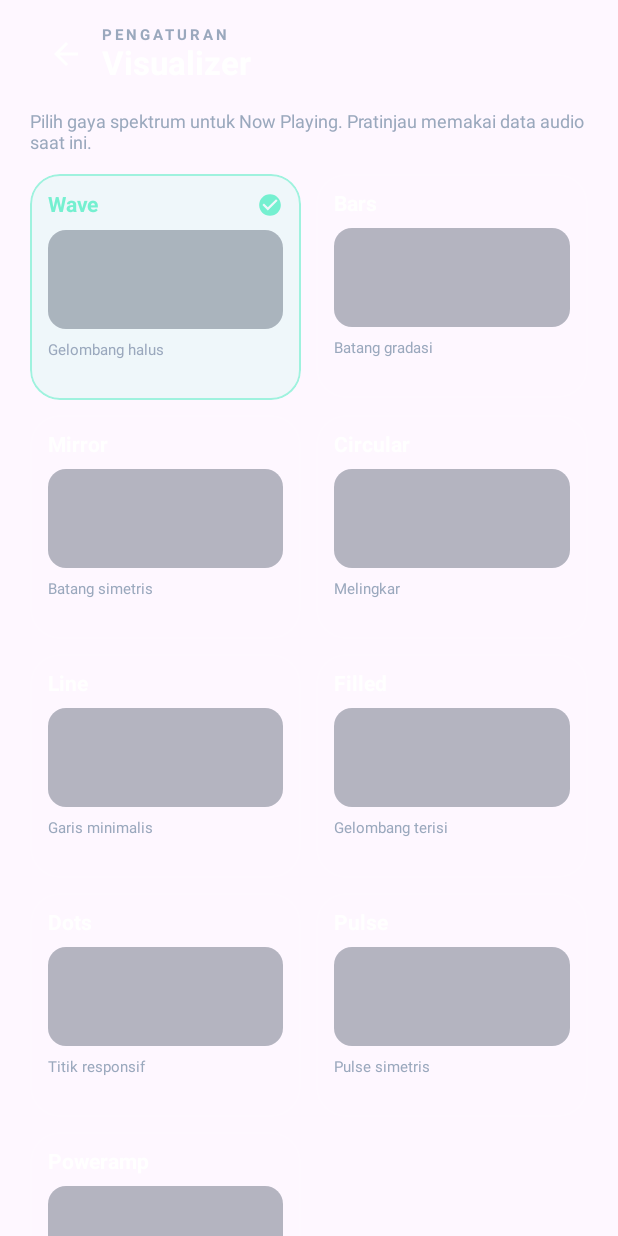
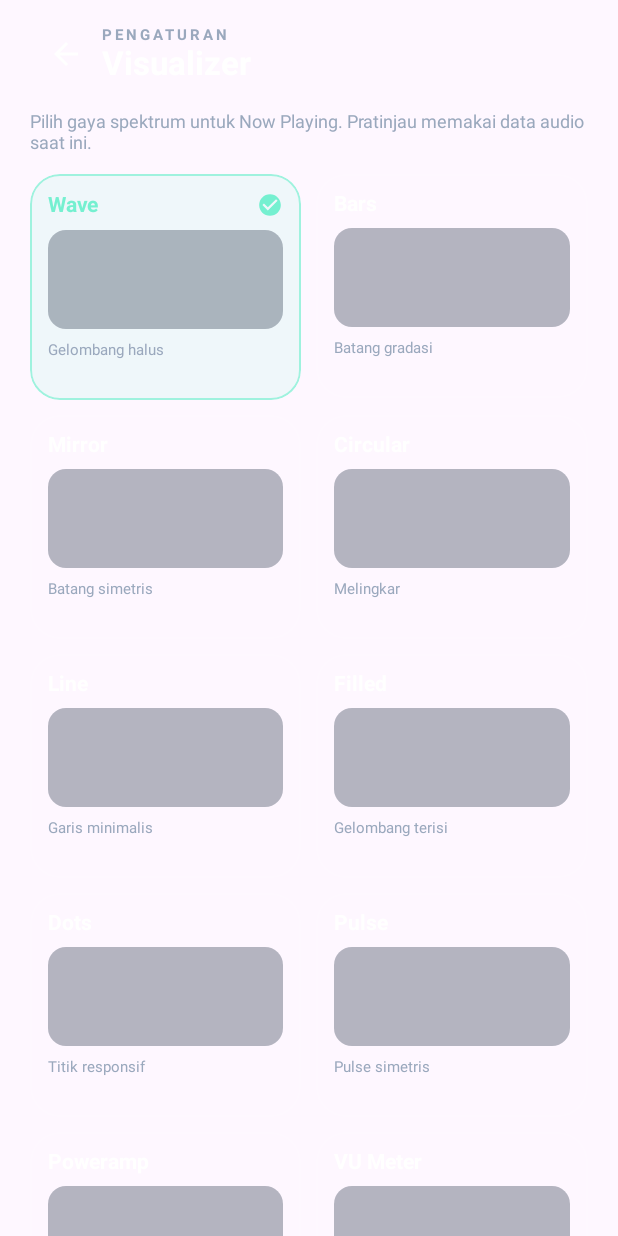
Before and after one commit to Froglands/music_player, an Android app built with Jetpack Compose: the composable SettingsScreen called with empty values, after a tap on "Visualizer", on a phone screen of 412 x 824 dp. Run offline under Robolectric (Android 15) with nearby library versions, the phone set to English and light mode, and no system bars; 2 statements that could not run were skipped.

Commit message:
fix: stop seek bar previews stealing selection taps; expand visualizer and dark themes

```diff
--- a/app/src/main/java/com/froglands/musicplayer/MainActivity.kt
+++ b/app/src/main/java/com/froglands/musicplayer/MainActivity.kt
@@ -150,7 +150,12 @@ private val AppPalettes = listOf(
     AppPalette("Monochrome", Color(0xFF101010), Color(0xFF252525), Color(0xFFE0E0E0), Color(0xFFAAAAAA)),
     AppPalette("Cyberpunk", Color(0xFF10091F), Color(0xFF21163A), Color(0xFFFF4DE1), Color(0xFFB5A0D4)),
     AppPalette("Lime", Color(0xFF101807), Color(0xFF253414), Color(0xFFC5F45B), Color(0xFFB3C58C)),
-    AppPalette("Poweramp", Color(0xFF08090B), Color(0xFF191B20), Color(0xFFFF9D24), Color(0xFF9DA3AD))
+    AppPalette("Poweramp", Color(0xFF08090B), Color(0xFF191B20), Color(0xFFFF9D24), Color(0xFF9DA3AD)),
+    AppPalette("Obsidian", Color(0xFF050609), Color(0xFF11151D), Color(0xFF8FA8FF), Color(0xFF8993A5)),
+    AppPalette("Graphite", Color(0xFF101216), Color(0xFF20252D), Color(0xFFE3E8F0), Color(0xFFA3ACB9)),
+    AppPalette("AMOLED Black", Color(0xFF000000), Color(0xFF101010), Color(0xFF53E0C1), Color(0xFF8B969F)),
+    AppPalette("Slate Night", Color(0xFF0B1220), Color(0xFF182338), Color(0xFF79B8FF), Color(0xFF9EABC0)),
+    AppPalette("Nord Dark", Color(0xFF171C24), Color(0xFF252E3B), Color(0xFF88C0D0), Color(0xFF9BA9B8))
 )
 private enum class VisualStyle(val label: String, val description: String) {
     GLASS("Glass", "Lapisan transparan dan efek kaca"),
@@ -222,8 +227,8 @@ private val FrequencyLabels = listOf("31", "63", "125", "250", "500", "1k", "2k"
 data class Track(val id: Long, val title: String, val artist: String, val uri: Uri, val duration: Long, val album: String = "Unknown album", val albumArtist: String = "", val albumId: Long = -1L, val year: Int = 0, val trackNumber: Int = 0, val composer: String = "", val storagePath: String = "")
 
 private enum class Screen { LIBRARY, ONLINE, OFFLINE, PLAYER, EQUALIZER, SETTINGS }
-private enum class SpectrumStyle(val title: String, val description: String) { WAVE("Wave", "Gelombang halus"), BARS("Bars", "Batang gradasi"), MIRROR("Mirror", "Batang simetris"), CIRCULAR("Circular", "Melingkar"), LINE("Line", "Garis minimalis"), FILLED("Filled", "Gelombang terisi"), DOTS("Dots", "Titik responsif"), PULSE("Pulse", "Pulse simetris"), POWERAMP("Poweramp", "Batang spektrum bertingkat bergaya hi-fi") }
-private enum class SeekBarStyle(val title: String, val description: String) { CLASSIC("Classic", "Track standar dengan thumb"), THIN("Thin Line", "Garis tipis minimalis"), ROUNDED("Rounded", "Track membulat modern"), CAPSULE("Capsule", "Progress tebal seperti pil"), GRADIENT("Gradient", "Warna aksen bergradasi"), WAVE("Wave", "Gelombang audio halus"), SEGMENTED("Segmented", "Garis bersegmen"), GLOW("Glow", "Aksen bercahaya") }
+private enum class SpectrumStyle(val title: String, val description: String) { WAVE("Wave", "Gelombang halus"), BARS("Bars", "Batang gradasi"), MIRROR("Mirror", "Batang simetris"), CIRCULAR("Circular", "Melingkar"), LINE("Line", "Garis minimalis"), FILLED("Filled", "Gelombang terisi"), DOTS("Dots", "Titik responsif"), PULSE("Pulse", "Pulse simetris"), POWERAMP("Poweramp", "Batang spektrum bertingkat bergaya hi-fi"), VU("VU Meter", "Meter analog dua kanal"), MIRROR_WAVE("Twin Wave", "Gelombang simetris"), SPECTRUM_3D("3D Spectrum", "Batang berlapis"), ORBIT("Orbit", "Cincin audio radial"), DIGITAL("Digital", "Segmen digital"), FIRE("Fire Bars", "Batang dinamis bertingkat") }
+private enum class SeekBarStyle(val title: String, val description: String) { CLASSIC("Classic", "Track standar dengan thumb"), THIN("Thin Line", "Garis tipis minimalis"), ROUNDED("Rounded", "Track membulat modern"), CAPSULE("Capsule", "Progress tebal seperti pil"), GRADIENT("Gradient", "Warna aksen bergradasi"), WAVE("Wave", "Gelombang audio halus"), SEGMENTED("Segmented", "Garis bersegmen"), GLOW("Glow", "Aksen bercahaya"), DOTTED("Dotted", "Titik-titik progress"), DOUBLE("Double Line", "Dua garis bertumpuk"), RAINBOW("Rainbow", "Gradasi spektrum warna"), BLOCKS("Blocks", "Blok tebal modern"), NEEDLE("Needle", "Penunjuk posisi presisi"), GLASS("Glass", "Track kaca transparan"), DASHED("Dashed", "Garis putus-putus") }
 
 class MainActivity : ComponentActivity() {
     private lateinit var player: ExoPlayer
@@ -887,17 +892,17 @@ private fun MiniPlayer(track: Track?, playing: Boolean, onOpen: () -> Unit, onTo
 
 @Composable
 private fun SeekBarPreview(style: SeekBarStyle, modifier: Modifier = Modifier) {
-    MusicSeekBar(position = .62f, style = style, onPositionChange = {}, onSeekFinished = {}, modifier = modifier.fillMaxWidth().height(28.dp))
+    MusicSeekBar(position = .62f, style = style, onPositionChange = {}, onSeekFinished = {}, interactive = false, modifier = modifier.fillMaxWidth().height(28.dp))
 }
 
 @Composable
 private fun MusicSeekBar(
     position: Float, style: SeekBarStyle, onPositionChange: (Float) -> Unit,
-    onSeekFinished: (Float) -> Unit, modifier: Modifier = Modifier
+    onSeekFinished: (Float) -> Unit, interactive: Boolean = true, modifier: Modifier = Modifier
 ) {
     var dragProgress by remember(position) { mutableFloatStateOf(position.coerceIn(0f, 1f)) }
     val progress = dragProgress
-    Canvas(modifier
+    val gestureModifier = if (interactive) Modifier
         .pointerInput(Unit) {
             detectTapGestures { point ->
                 dragProgress = (point.x / size.width).coerceIn(0f, 1f)
@@ -917,7 +922,8 @@ private fun MusicSeekBar(
                 onDragCancel = { onSeekFinished(dragProgress) }
             )
         }
-    ) {
+    else Modifier
+    Canvas(modifier.then(gestureModifier)) {
         val centerY = size.height / 2f
         val trackHeight = when (style) {
             SeekBarStyle.THIN -> 2.dp.toPx()
@@ -1160,6 +1166,12 @@ private fun SpectrumRenderer(levels: List<Float>, style: SpectrumStyle, modifier
         SpectrumStyle.DOTS -> SpectrumDots(levels, modifier)
         SpectrumStyle.PULSE -> SpectrumBarsPremium(levels, modifier, true)
         SpectrumStyle.POWERAMP -> SpectrumPoweramp(levels, modifier)
+        SpectrumStyle.VU -> SpectrumBarsPremium(levels, modifier, true)
+        SpectrumStyle.MIRROR_WAVE -> SpectrumWave(levels.reversed(), modifier)
+        SpectrumStyle.SPECTRUM_3D -> SpectrumPoweramp(levels.reversed(), modifier)
+        SpectrumStyle.ORBIT -> SpectrumCircular(levels.reversed(), modifier)
+        SpectrumStyle.DIGITAL -> SpectrumDots(levels.reversed(), modifier)
+        SpectrumStyle.FIRE -> SpectrumBarsPremium(levels, modifier, false)
     }
 }
 
```
